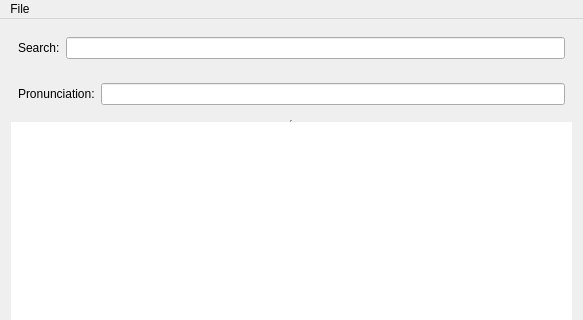
This is designer/window.ui in davidmniu/LaDictionary as Qt 5 draws it before an edit; both pictures show x 0 to 583 and y 0 to 320 of the 583 by 736 pixel window. The edited form follows.
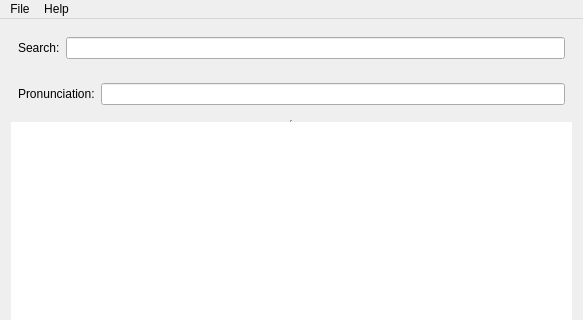
This is the edited form.

What changed in the file:
```diff
--- a/designer/window.ui
+++ b/designer/window.ui
@@ -108,9 +108,15 @@
      <string>File</string>
     </property>
     <addaction name="actionPDF"/>
-    <addaction name="actionMove"/>
+   </widget>
+   <widget class="QMenu" name="menuHelp">
+    <property name="title">
+     <string>Help</string>
+    </property>
+    <addaction name="actionAbout"/>
    </widget>
    <addaction name="menuFile"/>
+   <addaction name="menuHelp"/>
   </widget>
   <widget class="QStatusBar" name="statusbar"/>
   <action name="actionPDF">
```
Left out of the diff: 7 changed lines with no effect on the pictures.
